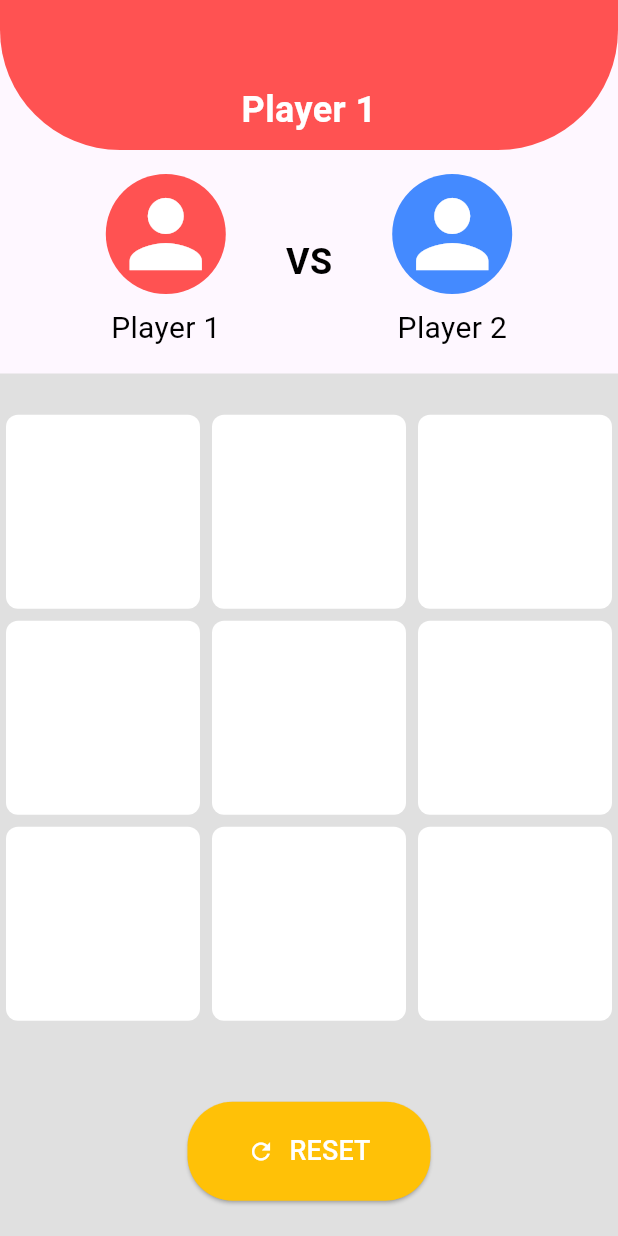
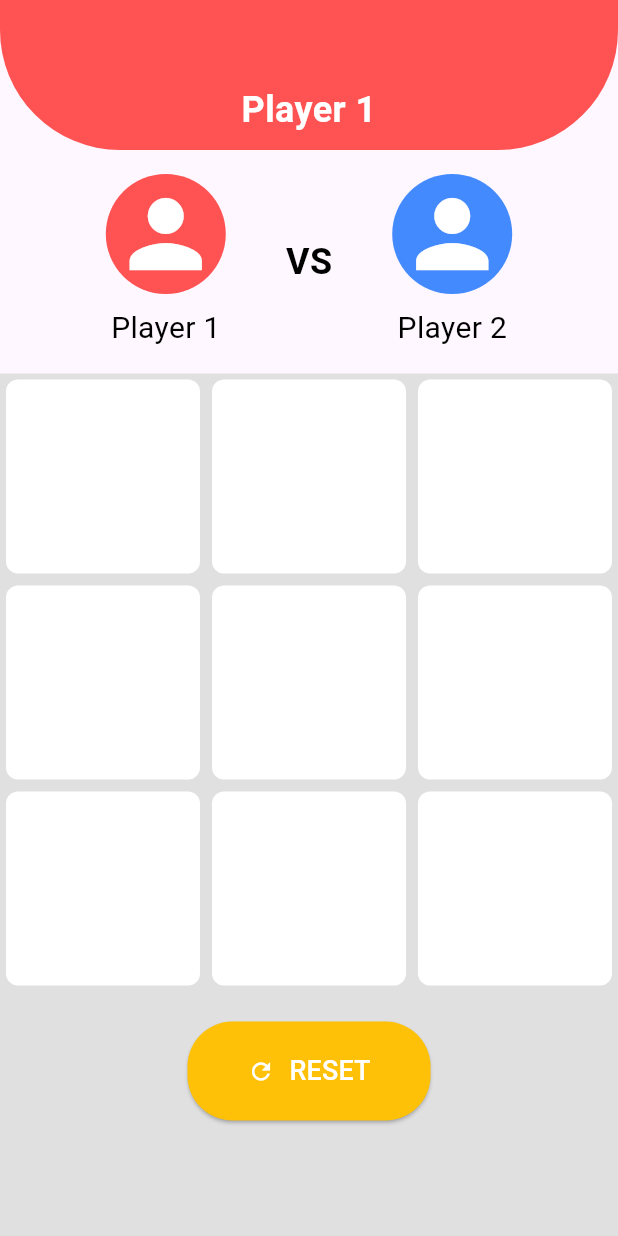
Before and after one commit to rai03k/tic-tac-toe-app, a Flutter app: the screen it shows after launch, on a phone screen of 412 x 824 dp. Run offline on Flutter 3.47's test engine with Material 3 defaults, Android fonts, the light colour scheme and no system bars; our stand-ins replace google_mobile_ads; network calls fail.

Commit message:
広告の機能（途中まで）

```diff
--- a/lib/main.dart
+++ b/lib/main.dart
@@ -1,6 +1,9 @@
+import 'package:google_mobile_ads/google_mobile_ads.dart';
 import 'package:flutter/material.dart';
 
 void main() {
+  WidgetsFlutterBinding.ensureInitialized();
+  MobileAds.instance.initialize();
   runApp(const MyApp());
 }
 
@@ -26,6 +29,9 @@ class TicTacToe extends StatefulWidget {
 }
 
 class _TicTacToeState extends State<TicTacToe> {
+  BannerAd? _bannerAd;
+  bool _isAdLoaded = false;
+
   List<String> _board = List.generate(9, (index) => ' '); // ボードの初期化
   bool _isX = true;
   String _winner = '';
@@ -33,6 +39,30 @@ class _TicTacToeState extends State<TicTacToe> {
   List<int> _xMoves = []; // Xの移動履歴を追跡
   List<int> _oMoves = []; // Oの移動履歴を追跡
   int? _fadedIndex; // 薄い色に変更されるマークのインデックス
+
+  @override
+  void initState() {
+    super.initState();
+    _loadBannerAd();
+  }
+
+  void _loadBannerAd() {
+    _bannerAd = BannerAd(
+      size: AdSize.banner,
+      adUnitId: 'ca-app-pub-1187210314934709/7887834192', // ここに実際のAdMobの広告ユニットIDを入れる
+      listener: BannerAdListener(
+        onAdLoaded: (_) {
+          setState(() {
+            _isAdLoaded = true;
+          });
+        },
+        onAdFailedToLoad: (ad, error) {
+          ad.dispose();
+        },
+      ),
+      request: const AdRequest(),
+    )..load();
+  }
 
   void _resetBoard() {
     setState(() {
@@ -47,47 +77,42 @@ class _TicTacToeState extends State<TicTacToe> {
   }
 
   void _handleTap(int index) {
-    // 既にマークがある場所、または勝者が決まった後の場所には置けないようにする
     if (_board[index] != ' ' || _winner != '') return;
 
-    // 現在の3つのマークの中で最も古いマークが消える場所には置けないようにする
     if (_isX && _xMoves.length == 3 && index == _xMoves[0]) return;
     if (!_isX && _oMoves.length == 3 && index == _oMoves[0]) return;
 
-    // UIを更新
     setState(() {
       if (_isX) {
         _board[index] = 'X';
         _xMoves.add(index);
         if (_xMoves.length > 3) {
           int oldIndex = _xMoves.removeAt(0);
-          _board[oldIndex] = ' '; // 消されたマークの場所を空に戻す
+          _board[oldIndex] = ' ';
         }
       } else {
         _board[index] = 'O';
         _oMoves.add(index);
         if (_oMoves.length > 3) {
           int oldIndex = _oMoves.removeAt(0);
-          _board[oldIndex] = ' '; // 消されたマークの場所を空に戻す
+          _board[oldIndex] = ' ';
         }
       }
 
       _winner = _checkWinner();
       _isX = !_isX;
 
-      // 4つ目のマークが置かれる前に、最初のマークを薄く表示する
       _handleMove();
     });
   }
 
   void _handleMove() {
-    // 3つ前のマークを薄い色にするロジック
     if (_isX && _xMoves.length == 3) {
       _fadedIndex = _xMoves[0];
     } else if (!_isX && _oMoves.length == 3) {
       _fadedIndex = _oMoves[0];
     } else {
-      _fadedIndex = null; // 3つ未満の場合は薄く表示するマークがない
+      _fadedIndex = null;
     }
   }
 
@@ -138,7 +163,7 @@ class _TicTacToeState extends State<TicTacToe> {
       body: Column(
         children: <Widget>[
           Container(
-            padding: const EdgeInsets.only(bottom: 10), // 下部にスペースを追加してさらに下に配置
+            padding: const EdgeInsets.only(bottom: 10),
             decoration: BoxDecoration(
               color: topColor,
               borderRadius: const BorderRadius.only(
@@ -146,8 +171,8 @@ class _TicTacToeState extends State<TicTacToe> {
                 bottomRight: Radius.circular(80),
               ),
             ),
-            alignment: Alignment.bottomCenter, // 下揃えに設定
-            height: 100, // コンテナの高さを指定
+            alignment: Alignment.bottomCenter,
+            height: 100,
             child: Text(
               topText,
               style: const TextStyle(
@@ -206,10 +231,10 @@ class _TicTacToeState extends State<TicTacToe> {
             child: Container(
               color: Colors.grey[300],
               child: Column(
-                mainAxisAlignment: MainAxisAlignment.center,
                 children: <Widget>[
+                  const SizedBox(height: 0),
                   _buildBoard(),
-                  const SizedBox(height: 50),
+                  const SizedBox(height: 20),
                   ElevatedButton(
                     style: ElevatedButton.styleFrom(
                       backgroundColor: Colors.amber,
@@ -232,6 +257,13 @@ class _TicTacToeState extends State<TicTacToe> {
               ),
             ),
           ),
+          if (_isAdLoaded)
+            Container(
+              alignment: Alignment.bottomCenter,
+              width: _bannerAd!.size.width.toDouble(),
+              height: _bannerAd!.size.height.toDouble(),
+              child: AdWidget(ad: _bannerAd!),
+            ),
         ],
       ),
     );
@@ -253,7 +285,6 @@ class _TicTacToeState extends State<TicTacToe> {
           blockColor = _board[index] == 'X' ? Colors.redAccent : Colors.blueAccent;
           textColor = Colors.white;
         } else if (_fadedIndex != null && index == _fadedIndex) {
-          // 3つ前のマークを薄い色で表示
           textColor = _board[index] == 'X'
               ? Colors.redAccent.withOpacity(0.3)
               : Colors.blueAccent.withOpacity(0.3);
@@ -268,7 +299,7 @@ class _TicTacToeState extends State<TicTacToe> {
         return GestureDetector(
           onTap: () => _handleTap(index),
           child: Container(
-            padding: const EdgeInsets.only(bottom: 10), // 下部にスペースを追加してさらに下に配置
+            padding: const EdgeInsets.only(bottom: 10),
             margin: const EdgeInsets.all(4.0),
             decoration: BoxDecoration(
               color: blockColor,
@@ -276,11 +307,11 @@ class _TicTacToeState extends State<TicTacToe> {
             ),
             child: Center(
               child: Text(
-                _board[index].trim(), // 空白をトリミングして正しい表示を確認
+                _board[index].trim(),
                 style: TextStyle(
                   fontSize: 100,
                   fontWeight: FontWeight.bold,
-                  color: textColor, // 色を明示的に設定
+                  color: textColor,
                 ),
               ),
             ),
--- a/pubspec.yaml
+++ b/pubspec.yaml
@@ -35,6 +35,7 @@ dependencies:
   # The following adds the Cupertino Icons font to your application.
   # Use with the CupertinoIcons class for iOS style icons.
   cupertino_icons: ^1.0.2
+  google_mobile_ads: ^5.1.0
 
 dev_dependencies:
   flutter_test:
```
Also changed, not shown: lib/ad_helper.dart (added, +34 -0 lines), pubspec.lock, 11 other files.
